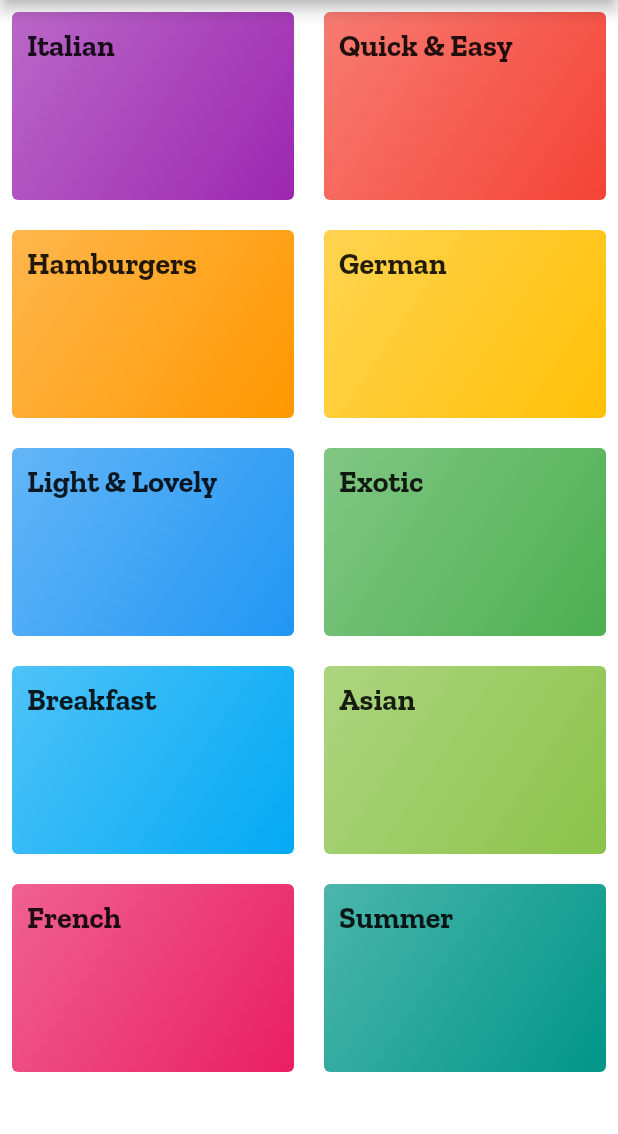
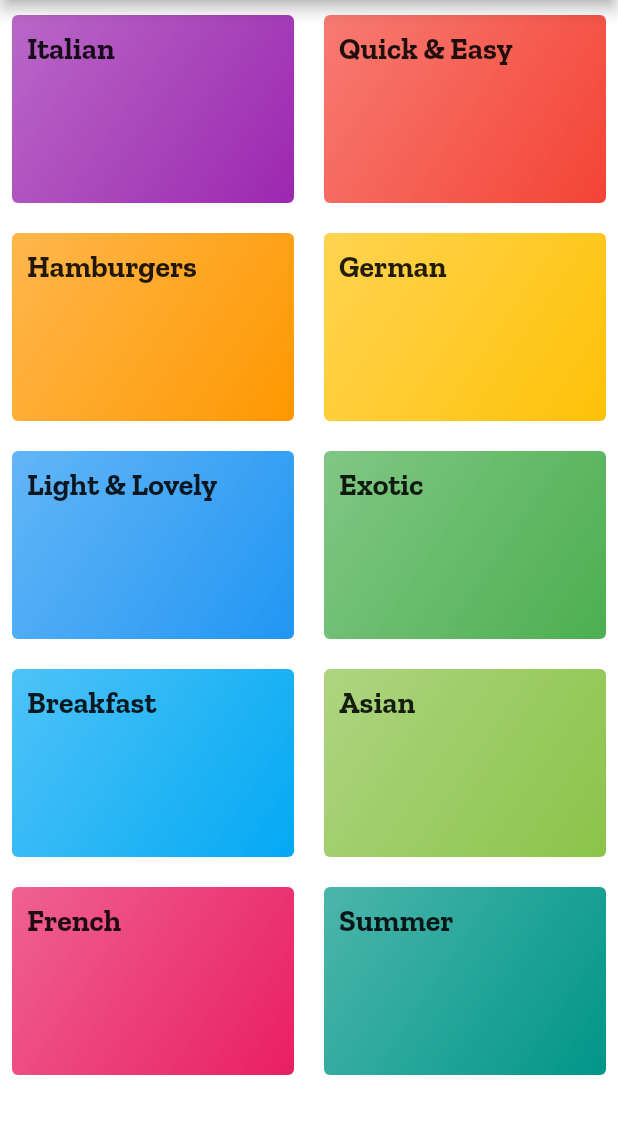
Before and after one commit to Ipaye/recipe-up, a Flutter app: the screen it shows after launch, on a phone screen of 412 x 824 dp, the part 84-1218 px from its top. Run offline on Flutter 3.47's test engine with Material 2 defaults, Android fonts, the phone set to English and light mode, and no system bars.

Commit message:
Refactor: Update categories screen to account for new changes in padding

```diff
--- a/lib/screens/categories_screen.dart
+++ b/lib/screens/categories_screen.dart
@@ -14,7 +14,7 @@ class CategoriesScreen extends StatelessWidget {
         ),
       ),
       body: Container(
-        padding: const EdgeInsets.all(8.0),
+        padding: const EdgeInsets.only(top: 10, left: 8, right: 8, bottom: 10),
         child: GridView(
             children: DUMMY_CATEGORIES
                 .map((categoryData) => CategoryItem(
```
